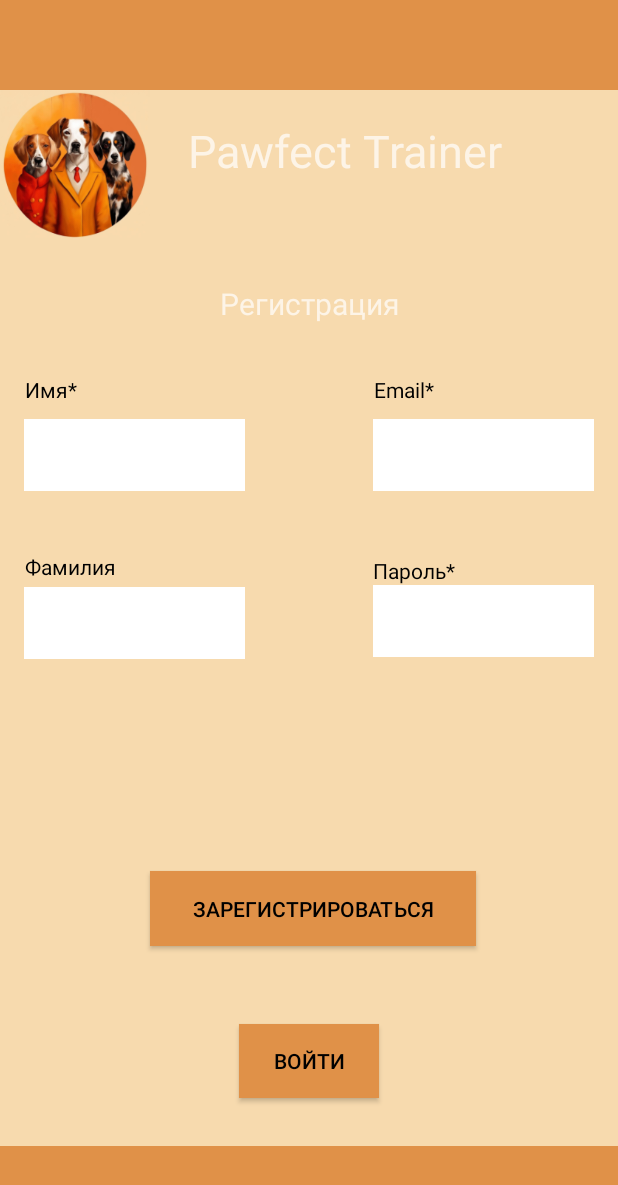
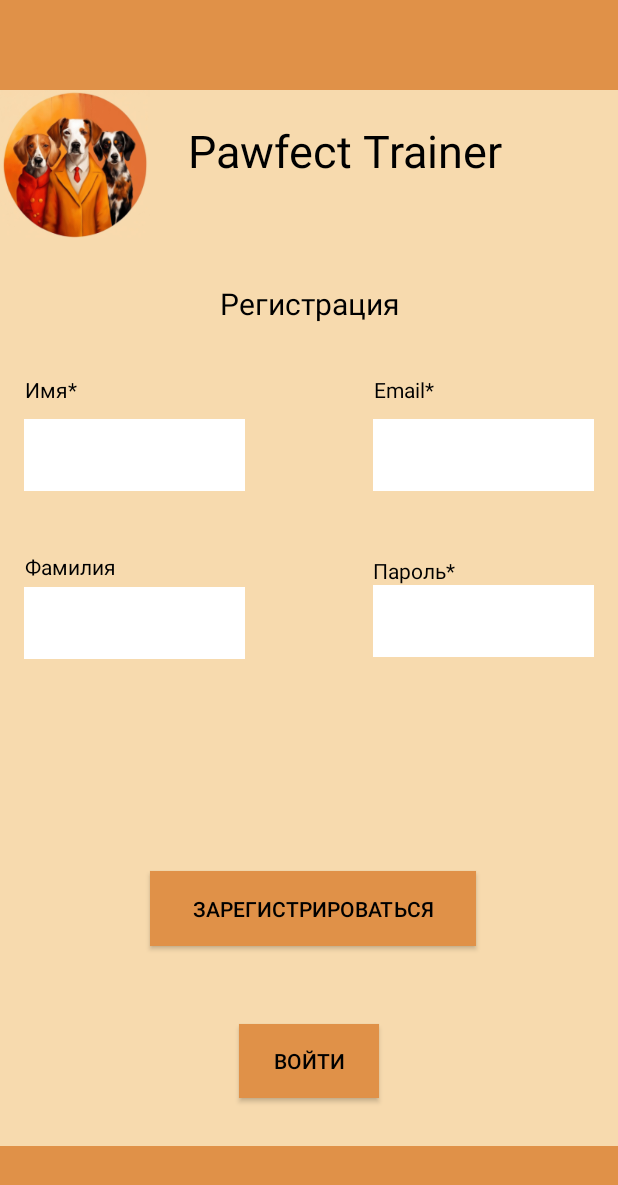
Before and after one commit to moevm/adfmp1h24-dog_trainer, an Android app: the RegisterUserActivity screen opened directly, with no data from a screen before it, on a phone screen of 412 x 824 dp. Shown: the top 1185 px of the screen. Run offline under Robolectric (Android 15) with nearby library versions, the phone set to English and light mode, and no system bars.

Commit message:
Change colors in main pages

```diff
--- a/DogTrainer/app/src/main/res/layout/activity_auth_user.xml
+++ b/DogTrainer/app/src/main/res/layout/activity_auth_user.xml
@@ -41,6 +41,7 @@
         android:layout_marginTop="80dp"
         android:layout_marginEnd="57dp"
         android:text="@string/appName"
+        android:textColor="#000000"
         android:textSize="30sp"
         app:layout_constraintBottom_toBottomOf="parent"
         app:layout_constraintEnd_toEndOf="parent"
@@ -70,6 +71,7 @@
         android:layout_height="wrap_content"
         android:layout_marginTop="68dp"
         android:text="@string/signInScreenHeader"
+        android:textColor="#000000"
         android:textSize="20sp"
         app:layout_constraintEnd_toEndOf="parent"
         app:layout_constraintStart_toStartOf="parent"
@@ -82,6 +84,7 @@
         android:layout_marginTop="36dp"
         android:ems="10"
         android:inputType="numberPassword"
+        android:textColor="#000000"
         app:layout_constraintEnd_toEndOf="parent"
         app:layout_constraintStart_toStartOf="parent"
         app:layout_constraintTop_toBottomOf="@+id/textEnterPin" />
@@ -92,6 +95,7 @@
         android:layout_height="wrap_content"
         android:layout_marginTop="96dp"
         android:text="@string/pin"
+        android:textColor="#000000"
         app:layout_constraintEnd_toEndOf="parent"
         app:layout_constraintStart_toStartOf="parent"
         app:layout_constraintTop_toBottomOf="@+id/signInScreenHeader" />
--- a/DogTrainer/app/src/main/res/layout/activity_register_user.xml
+++ b/DogTrainer/app/src/main/res/layout/activity_register_user.xml
@@ -42,6 +42,7 @@
         android:layout_marginTop="80dp"
         android:layout_marginEnd="57dp"
         android:text="@string/appName"
+        android:textColor="#000000"
         android:textSize="30sp"
         app:layout_constraintBottom_toBottomOf="parent"
         app:layout_constraintEnd_toEndOf="parent"
@@ -59,6 +60,7 @@
         android:ems="10"
         android:hint="@string/userName"
         android:inputType="text"
+        android:textColor="#000000"
         app:layout_constraintBottom_toBottomOf="parent"
         app:layout_constraintEnd_toEndOf="parent"
         app:layout_constraintHorizontal_bias="0.06"
@@ -77,6 +79,7 @@
         android:ems="10"
         android:hint="@string/userEmail"
         android:inputType="textEmailAddress"
+        android:textColor="#000000"
         app:layout_constraintBottom_toBottomOf="parent"
         app:layout_constraintEnd_toEndOf="parent"
         app:layout_constraintHorizontal_bias="0.058"
@@ -94,6 +97,7 @@
         android:ems="10"
         android:hint="@string/userPassword"
         android:inputType="textPassword"
+        android:textColor="#000000"
         app:layout_constraintBottom_toBottomOf="parent"
         app:layout_constraintEnd_toEndOf="parent"
         app:layout_constraintHorizontal_bias="0.058"
@@ -109,6 +113,7 @@
         android:ems="10"
         android:hint="@string/userSurname"
         android:inputType="text"
+        android:textColor="#000000"
         app:layout_constraintBottom_toBottomOf="parent"
         app:layout_constraintEnd_toEndOf="parent"
         app:layout_constraintHorizontal_bias="0.06"
@@ -213,6 +218,7 @@
         android:layout_height="wrap_content"
         android:layout_marginTop="68dp"
         android:text="@string/registrationScreenHeader"
+        android:textColor="#000000"
         android:textSize="20sp"
         app:layout_constraintEnd_toEndOf="parent"
         app:layout_constraintStart_toStartOf="parent"
```
